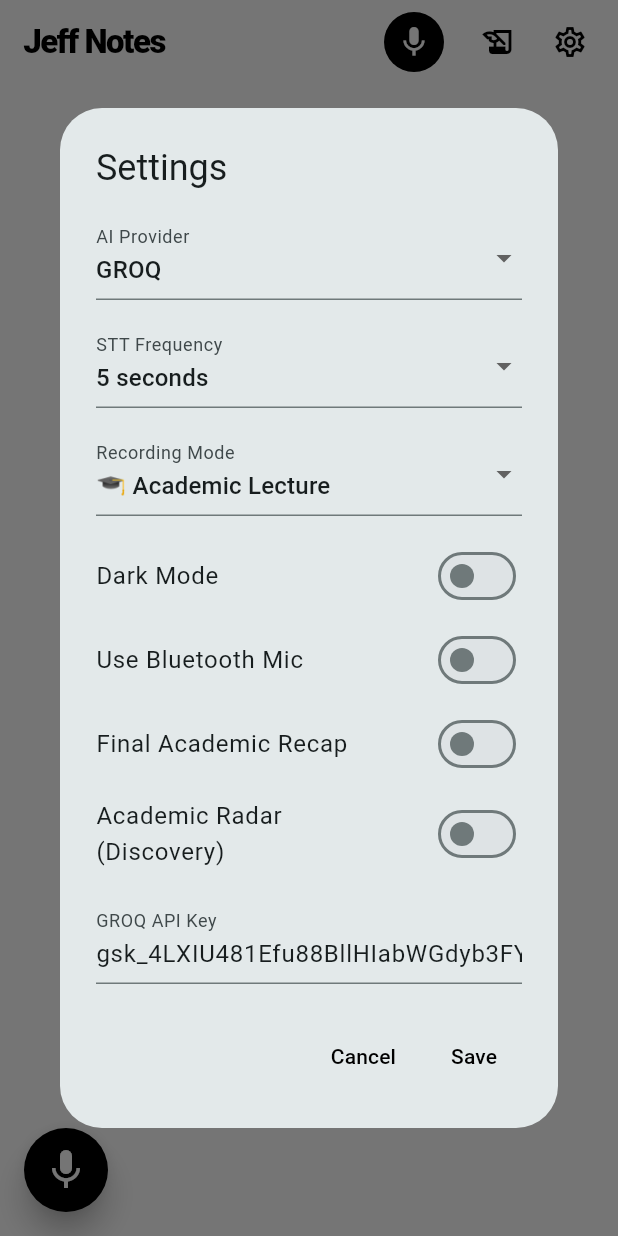
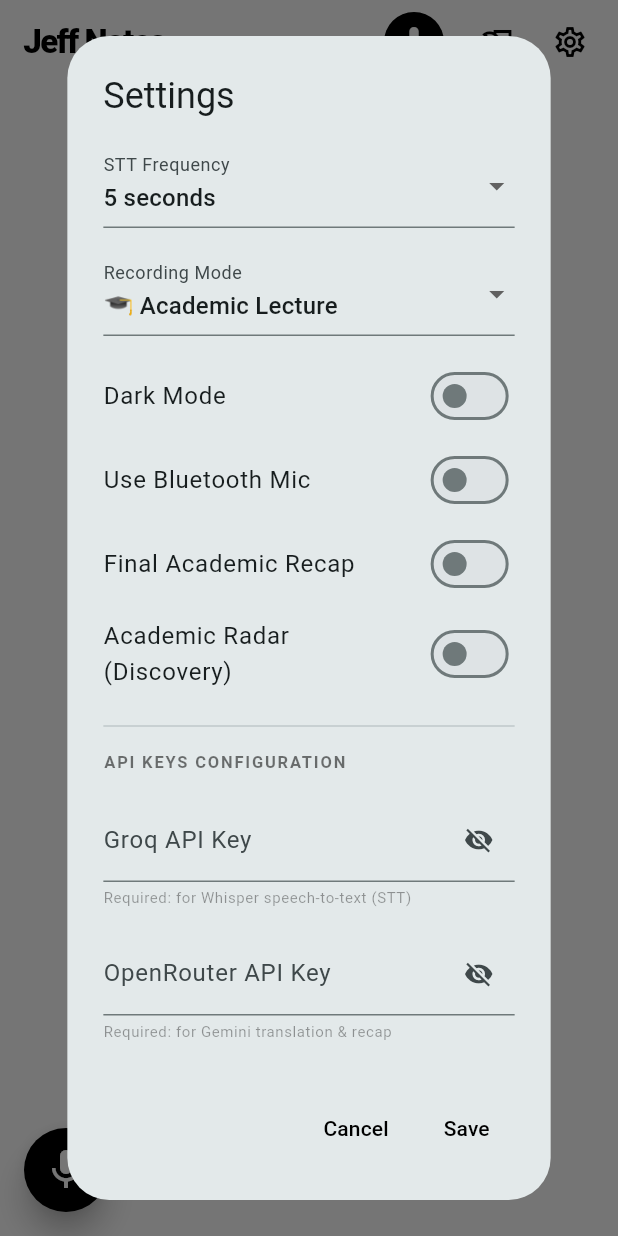
Before and after one commit to weiweicici/Jeff_notes, a Flutter app: the screen it shows after launch, after a tap on the "settings" icon, on a phone screen of 412 x 824 dp. Run offline on Flutter 3.47's test engine with Material 3 defaults, Android fonts, the phone set to English and light mode, and no system bars; our stand-ins replace flutter_markdown, google_generative_ai, pdf, printing, shared_preferences; missing offline and left inert: audio_session, markdown, record.

Commit message:
security: remove hardcoded API keys and add user configuration inputs in Settings

```diff
--- a/lib/recording_provider.dart
+++ b/lib/recording_provider.dart
@@ -11,7 +11,6 @@ import 'package:http/http.dart' as http;
 import 'openai_service.dart';
 import 'ai_orchestrator_service.dart';
 import 'api_scheduler.dart';
-import 'prompt_provider.dart';
 import 'models.dart';  // 包含 AppMode 枚举
 
 class InsightNote {
@@ -220,11 +219,14 @@ class RecordingProvider extends ChangeNotifier {
     await _checkRecoveryCache();
   }
 
-  String getApiKeyFor(AIProvider provider) => _apiKeys[provider] ?? "";
+  String get groqKey => _apiKeys[AIProvider.groq] ?? "";
+  String get siliconFlowKey => _apiKeys[AIProvider.siliconFlow] ?? "";
+  String get openRouterKey => _openRouterKey;
 
   Future<void> updateSettings({
-    AIProvider? provider,
-    String? key,
+    String? groqKey,
+    String? siliconFlowKey,
+    String? openRouterKey,
     int? duration,
     bool? useBluetooth,
     bool? isDarkMode,
@@ -240,21 +242,26 @@ class RecordingProvider extends ChangeNotifier {
     if (enableFinalRecap != null) { await prefs.setBool('enableFinalRecap', enableFinalRecap); _enableFinalRecap = enableFinalRecap; }
     if (enableLectureDiscovery != null) { await prefs.setBool('enableLectureDiscovery', enableLectureDiscovery); _enableLectureDiscovery = enableLectureDiscovery; }
     if (mode != null) { await prefs.setInt('app_mode', mode.index); _currentMode = mode; }
-    if (provider != null) {
-      _selectedProvider = provider;
-      await prefs.setInt('selected_provider', provider.index);
-      if (key != null) {
-        if (key.startsWith('sk-or-')) {
-          await prefs.setString('api_key_openrouter', key);
-          _openRouterKey = key;
-          debugPrint("识别并保存 OpenRouter API Key 成功，前几位: ${key.substring(0, 10)}...");
-        } else {
-          await prefs.setString('api_key_${provider.name}', key);
-          _apiKeys[provider] = key;
-          debugPrint("保存 ${provider.name} API Key 成功，前几位: ${key.substring(0, 10)}...");
-        }
-      }
+
+    if (groqKey != null) {
+      final trimmedKey = groqKey.trim();
+      await prefs.setString('api_key_${AIProvider.groq.name}', trimmedKey);
+      _apiKeys[AIProvider.groq] = trimmedKey;
+      debugPrint("保存 Groq API Key 成功，前几位: ${trimmedKey.isNotEmpty ? trimmedKey.substring(0, trimmedKey.length.clamp(0, 10)) : ''}...");
     }
+    if (siliconFlowKey != null) {
+      final trimmedKey = siliconFlowKey.trim();
+      await prefs.setString('api_key_${AIProvider.siliconFlow.name}', trimmedKey);
+      _apiKeys[AIProvider.siliconFlow] = trimmedKey;
+      debugPrint("保存 SiliconFlow API Key 成功，前几位: ${trimmedKey.isNotEmpty ? trimmedKey.substring(0, trimmedKey.length.clamp(0, 10)) : ''}...");
+    }
+    if (openRouterKey != null) {
+      final trimmedKey = openRouterKey.trim();
+      await prefs.setString('api_key_openrouter', trimmedKey);
+      _openRouterKey = trimmedKey;
+      debugPrint("保存 OpenRouter API Key 成功，前几位: ${trimmedKey.isNotEmpty ? trimmedKey.substring(0, trimmedKey.length.clamp(0, 10)) : ''}...");
+    }
+
     if (geminiBaseUrl != null) {
       _geminiBaseUrl = geminiBaseUrl;
       await prefs.setString('gemini_base_url', geminiBaseUrl);
@@ -275,16 +282,12 @@ class RecordingProvider extends ChangeNotifier {
     final pIndex = prefs.getInt('selected_provider') ?? 0;
     _selectedProvider = AIProvider.values[pIndex];
     _geminiBaseUrl = prefs.getString('gemini_base_url') ?? "https://generativelanguage.googleapis.com/v1beta/openai";
-    // 默认 fallback Key（首次安装或 SharedPreferences 未存过时使用）
-    const Map<String, String> _defaultKeys = {
-      'groq': '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',
-      'siliconFlow': 'sk-locbdesikzjxmpkserdenuqjvvuzcfccjxbubexcxyucyyvv',
-    };
-    for (var p in AIProvider.values) {
-      _apiKeys[p] = prefs.getString('api_key_${p.name}') ?? _defaultKeys[p.name] ?? '';
-    }
-    _openRouterKey = prefs.getString('api_key_openrouter')
-        ?? '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';
+
+    // 从 SharedPreferences 中加载密钥，没有则默认为空字符串，绝不硬编码
+    _apiKeys[AIProvider.groq] = prefs.getString('api_key_${AIProvider.groq.name}') ?? '';
+    _apiKeys[AIProvider.siliconFlow] = prefs.getString('api_key_${AIProvider.siliconFlow.name}') ?? '';
+    _openRouterKey = prefs.getString('api_key_openrouter') ?? '';
+
     _updateService();
   }
 
@@ -465,12 +468,18 @@ class RecordingProvider extends ChangeNotifier {
   Future<void> startRecording() async {
     if (await _audioRecorder.hasPermission()) {
       _updateService();
+      if (_orchestrator == null) {
+        _statusMessage = "Please configure your API Keys in Settings first";
+        notifyListeners();
+        return;
+      }
       _isRecording = true;
       _lastAudioTail = [];
       _allNotes.clear();
       _lastTranscript = null;
       _lastSummaryTotalCount = 0;
       _finalReviewContent = null;
+      _statusMessage = null;
       notifyListeners();
       final path = await _getTempPath();
       await _audioRecorder.start(const RecordConfig(encoder: AudioEncoder.wav, sampleRate: 16000, numChannels: 1), path: path);
--- a/lib/screens/notes_screen.dart
+++ b/lib/screens/notes_screen.dart
@@ -507,40 +507,49 @@ class _SettingsDialog extends StatefulWidget {
 }
 
 class _SettingsDialogState extends State<_SettingsDialog> {
-  late AIProvider _tempProvider;
   late AppMode _tempMode;
   late int _tempDuration;
   late bool _tempUseBluetooth;
   late bool _tempIsDarkMode;
   late bool _tempEnableFinalRecap;
   late bool _tempEnableLectureDiscovery;
-  late TextEditingController _controller;
+  late TextEditingController _groqController;
+  late TextEditingController _openRouterController;
+  late TextEditingController _siliconFlowController;
+
+  bool _obscureGroq = true;
+  bool _obscureOpenRouter = true;
+  bool _obscureSiliconFlow = true;
 
   @override
   void initState() {
     super.initState();
     final p = widget.provider;
-    _tempProvider = p.selectedProvider;
     _tempMode = p.appMode;
     _tempDuration = p.sliceDuration;
     _tempUseBluetooth = p.useBluetooth;
     _tempIsDarkMode = p.isDarkMode;
     _tempEnableFinalRecap = p.enableFinalRecap;
     _tempEnableLectureDiscovery = p.enableLectureDiscovery;
-    _controller = TextEditingController(text: p.getApiKeyFor(_tempProvider));
+    _groqController = TextEditingController(text: p.groqKey);
+    _openRouterController = TextEditingController(text: p.openRouterKey);
+    _siliconFlowController = TextEditingController(text: p.siliconFlowKey);
   }
 
   @override
   void dispose() {
-    _controller.dispose(); // 由 State.dispose() 统一调用，安全
+    _groqController.dispose();
+    _openRouterController.dispose();
+    _siliconFlowController.dispose();
     super.dispose();
   }
 
   void _save() {
     widget.provider.updateSettings(
-      provider: _tempProvider,
+      groqKey: _groqController.text,
+      siliconFlowKey: _siliconFlowController.text,
+      openRouterKey: _openRouterController.text,
       mode: _tempMode,
-      key: _controller.text,
       duration: _tempDuration,
       useBluetooth: _tempUseBluetooth,
       isDarkMode: _tempIsDarkMode,
@@ -557,28 +566,14 @@ class _SettingsDialogState extends State<_SettingsDialog> {
 
   @override
   Widget build(BuildContext context) {
+    final isDark = Theme.of(context).brightness == Brightness.dark;
     return AlertDialog(
       title: const Text('Settings'),
       content: SingleChildScrollView(
         child: Column(
           mainAxisSize: MainAxisSize.min,
+          crossAxisAlignment: CrossAxisAlignment.start,
           children: [
-            DropdownButtonFormField<AIProvider>(
-              value: _tempProvider,
-              decoration: const InputDecoration(labelText: 'AI Provider'),
-              items: AIProvider.values
-                  .map((p) => DropdownMenuItem(value: p, child: Text(p.name.toUpperCase())))
-                  .toList(),
-              onChanged: (val) {
-                if (val != null) {
-                  setState(() {
-                    _tempProvider = val;
-                    _controller.text = widget.provider.getApiKeyFor(val);
-                  });
-                }
-              },
-            ),
-            const SizedBox(height: 16),
             DropdownButtonFormField<int>(
               value: _tempDuration,
               decoration: const InputDecoration(labelText: 'STT Frequency'),
@@ -628,13 +623,61 @@ class _SettingsDialogState extends State<_SettingsDialog> {
               contentPadding: EdgeInsets.zero,
               onChanged: (val) => setState(() => _tempEnableLectureDiscovery = val),
             ),
-            const SizedBox(height: 12),
-            TextField(
-              controller: _controller,
-              decoration: InputDecoration(
-                labelText: '${_tempProvider.name.toUpperCase()} API Key',
+            const SizedBox(height: 8),
+            const Divider(),
+            const SizedBox(height: 8),
+            Text(
+              'API KEYS CONFIGURATION',
+              style: TextStyle(
+                fontSize: 11,
+                fontWeight: FontWeight.bold,
+                color: isDark ? Colors.white60 : Colors.black54,
+                letterSpacing: 1.2,
               ),
             ),
+            const SizedBox(height: 16),
+            TextField(
+              controller: _groqController,
+              obscureText: _obscureGroq,
+              decoration: InputDecoration(
+                labelText: 'Groq API Key',
+                helperText: 'Required: for Whisper speech-to-text (STT)',
+                helperStyle: TextStyle(fontSize: 10, color: isDark ? Colors.white38 : Colors.black38),
+                suffixIcon: IconButton(
+                  icon: Icon(_obscureGroq ? Icons.visibility_off : Icons.visibility, size: 20),
+                  onPressed: () => setState(() => _obscureGroq = !_obscureGroq),
+                ),
+              ),
+            ),
+            const SizedBox(height: 16),
+            TextField(
+              controller: _openRouterController,
+              obscureText: _obscureOpenRouter,
+              decoration: InputDecoration(
+                labelText: 'OpenRouter API Key',
+                helperText: 'Required: for Gemini translation & recap',
+                helperStyle: TextStyle(fontSize: 10, color: isDark ? Colors.white38 : Colors.black38),
+                suffixIcon: IconButton(
+                  icon: Icon(_obscureOpenRouter ? Icons.visibility_off : Icons.visibility, size: 20),
+                  onPressed: () => setState(() => _obscureOpenRouter = !_obscureOpenRouter),
+                ),
+              ),
+            ),
+            const SizedBox(height: 16),
+            TextField(
+              controller: _siliconFlowController,
+              obscureText: _obscureSiliconFlow,
+              decoration: InputDecoration(
+                labelText: 'SiliconFlow API Key',
+                helperText: 'Optional: for Qwen summaries & backup translation',
+                helperStyle: TextStyle(fontSize: 10, color: isDark ? Colors.white38 : Colors.black38),
+                suffixIcon: IconButton(
+                  icon: Icon(_obscureSiliconFlow ? Icons.visibility_off : Icons.visibility, size: 20),
+                  onPressed: () => setState(() => _obscureSiliconFlow = !_obscureSiliconFlow),
+                ),
+              ),
+            ),
+            const SizedBox(height: 8),
           ],
         ),
       ),
```
